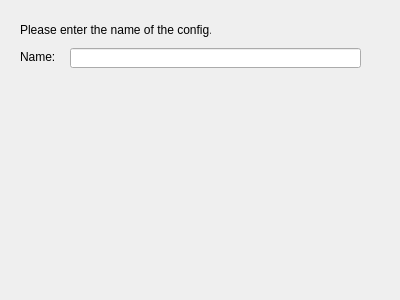
This is wiz_generalpage.ui in Securepoint/openvpn-client as Qt 5 draws it before an edit. The edited form follows.
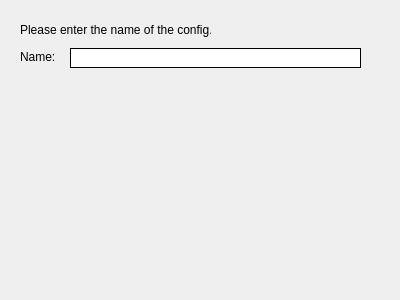
This is the edited form.

Diff of the .ui file:
```diff
--- a/wiz_generalpage.ui
+++ b/wiz_generalpage.ui
@@ -54,6 +54,11 @@
      <height>20</height>
     </rect>
    </property>
+   <property name="styleSheet">
+    <string notr="true">:enabled {border: 1px solid black; background-color: rgb(255, 255, 255);}
+:disabled {border: 1px solid black; background-color: rgb(195, 195, 195);}
+:hover {border: 1px solid red; }</string>
+   </property>
   </widget>
  </widget>
  <resources/>
```
